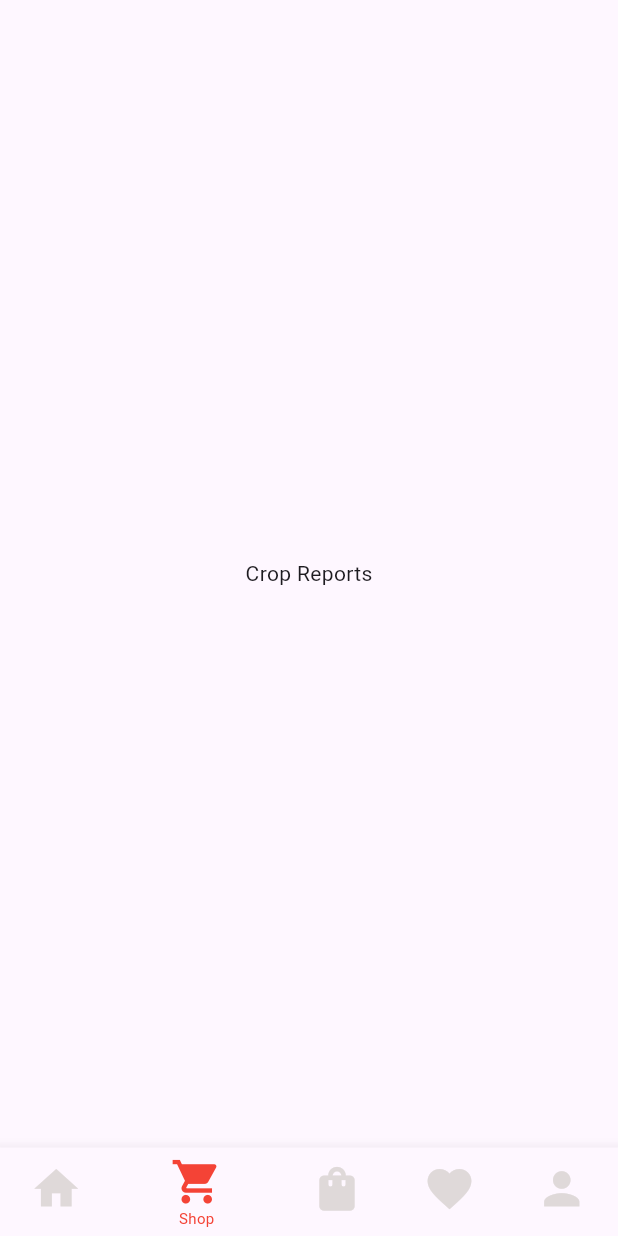
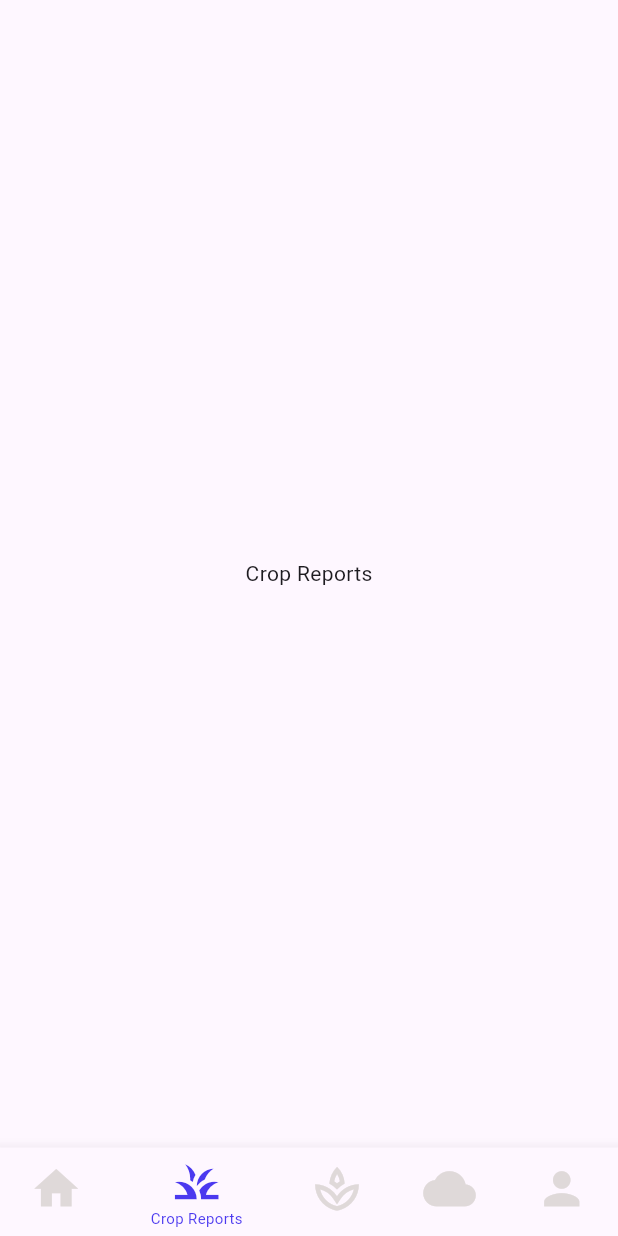
Before and after one commit to SauravHaldar04/kisaan.ai, a Flutter app: the screen it shows after launch, on a phone screen of 412 x 824 dp. Run offline on Flutter 3.47's test engine with Material 3 defaults, Android fonts, the phone set to English and light mode, and no system bars.

Commit message:
Update home page

```diff
--- a/lib/common/global/app_pallete.dart
+++ b/lib/common/global/app_pallete.dart
@@ -0,0 +1,20 @@
+import 'package:flutter/material.dart';
+
+class AppPallete {
+  static const Color primaryColor = Color.fromARGB(255, 75, 57, 239);
+  static const Color secondaryColor = Color.fromARGB(57, 210, 192, 0);
+  static const Color tertiary = Color.fromARGB(238, 139, 96, 0);
+  static const Color alternate = Color.fromARGB(224, 227, 231, 0);
+  static const Color primaryText = Color.fromARGB(20, 24, 27, 0);
+  static const Color secondaryText = Color.fromARGB(87, 99, 108, 0);
+  static const Color primaryBackground = Color.fromARGB(241, 244, 248, 0);
+  static const Color secondaryBackground = Colors.white;
+  static const Color accent1 = Color.fromARGB(76, 75, 57, 239);
+  static const Color accent2 = Color.fromARGB(77, 57, 210, 192);
+  static const Color accent3 = Color.fromARGB(77, 238, 139, 96);
+  static const Color accent4 = Color.fromARGB(204, 255, 255, 255);
+  static const Color success = Color.fromARGB(36, 150, 137, 0);
+  static const Color error = Color.fromARGB(255, 89, 99, 0);
+  static const Color warning = Color.fromARGB(249, 207, 245, 0);
+  static const Color info = Colors.white;
+}
--- a/lib/features/home/home_page.dart
+++ b/lib/features/home/home_page.dart
@@ -1,4 +1,5 @@
 import 'package:flutter/material.dart';
+import 'package:nfc3_overload_oblivion/common/global/app_pallete.dart';
 
 class HomePage extends StatefulWidget {
   const HomePage({super.key});
@@ -46,7 +47,7 @@ class _HomePageState extends State<HomePage> {
         selectedFontSize: 10,
         unselectedFontSize: 10,
         iconSize: 35,
-        selectedItemColor: Colors.red,
+        selectedItemColor: AppPallete.primaryColor,
         onTap: (value) {
           setState(() {
             currentPage = value;
@@ -57,11 +58,11 @@ class _HomePageState extends State<HomePage> {
           BottomNavigationBarItem(
               icon: Container(child: Icon(Icons.home)), label: 'Home'),
           const BottomNavigationBarItem(
-              icon: Icon(Icons.shopping_cart), label: 'Shop'),
+              icon: Icon(Icons.grass), label: 'Crop Reports'),
           const BottomNavigationBarItem(
-              icon: Icon(Icons.shopping_bag), label: 'Bag'),
+              icon: Icon(Icons.spa_outlined), label: 'Soil Reports'),
           const BottomNavigationBarItem(
-              icon: Icon(Icons.favorite), label: 'Favourites'),
+              icon: Icon(Icons.cloud), label: 'Weather'),
           const BottomNavigationBarItem(
               icon: Icon(Icons.person), label: 'Profile'),
         ],
```
